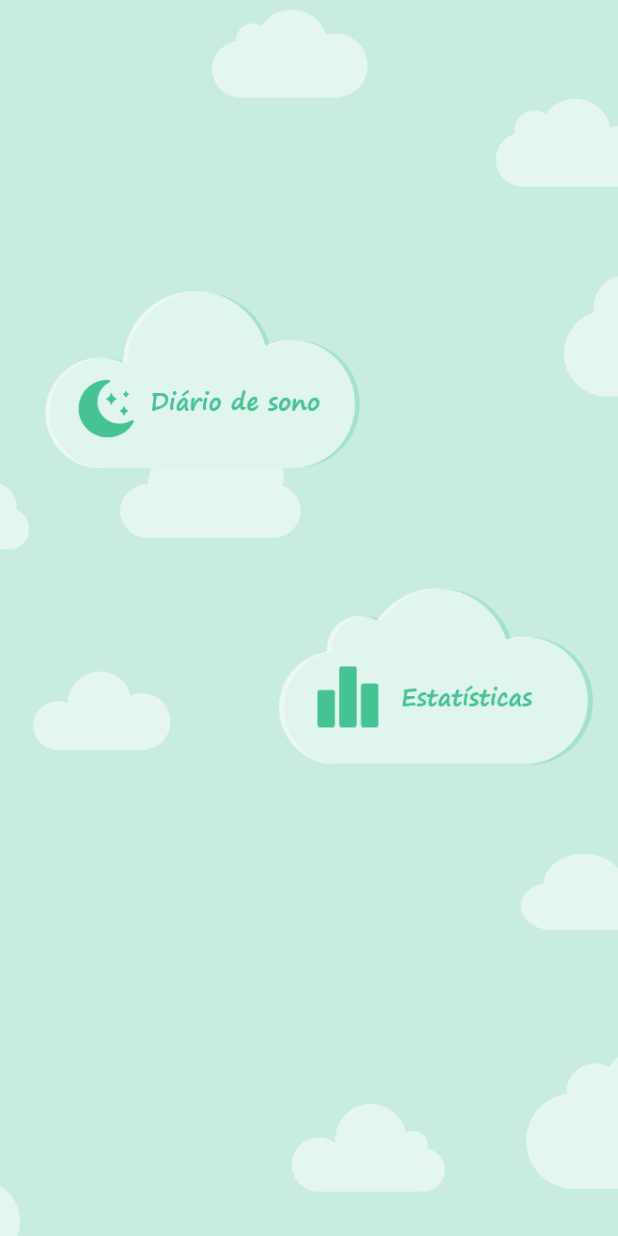
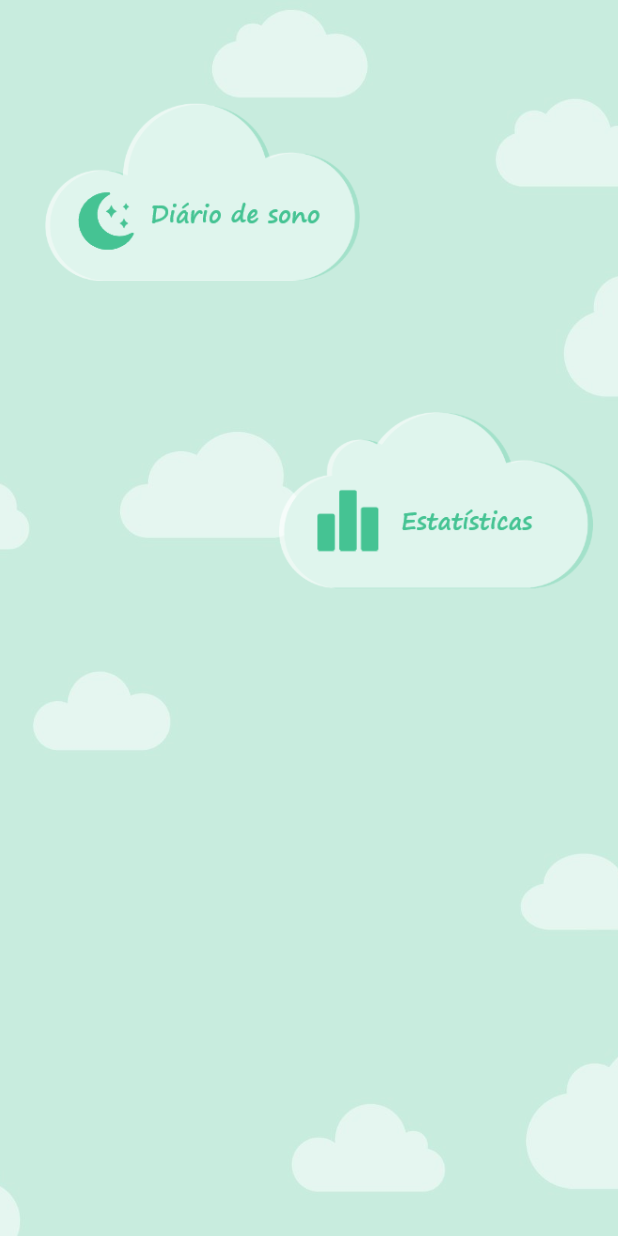
Before and after one commit to iolandarosa7/Nutriclock_app, a Flutter app: the SleepFragment screen opened directly, on a phone screen of 412 x 824 dp. Run offline on Flutter 3.47's test engine with Material 2 defaults, Android fonts, the phone set to English and light mode, and no system bars; our stand-ins replace badges, bubble, firebase_core, firebase_messaging, flutter_typeahead, image_picker and 6 more; missing offline and left inert: dart:ffi, loading, multiselect_formfield, syncfusion_localizations; accounts and stored records are empty; network calls fail.

Commit message:
Change clouds display

```diff
--- a/lib/screens/navigation/sleep/SleepFragment.dart
+++ b/lib/screens/navigation/sleep/SleepFragment.dart
@@ -4,10 +4,11 @@ import 'package:flutter/cupertino.dart';
 import 'package:flutter/material.dart';
 import 'package:nutriclock_app/constants/constants.dart';
 import 'package:nutriclock_app/network_utils/api.dart';
-import 'package:nutriclock_app/screens/navigation/sleep/SleepCalendarFragment.dart';
-import 'package:nutriclock_app/screens/navigation/sleep/SleepTipFragment.dart';
+import 'package:nutriclock_app/utils/AppWidget.dart';
 
+import 'SleepCalendarFragment.dart';
 import 'SleepStatsFragment.dart';
+import 'SleepTipFragment.dart';
 
 class SleepFragment extends StatefulWidget {
   @override
@@ -37,29 +38,23 @@ class _SleepFragmentState extends State<SleepFragment> {
 
   @override
   Widget build(BuildContext context) {
-    return Container(
-      width: double.infinity,
-      height: double.infinity,
-      decoration: BoxDecoration(
-        image: DecorationImage(
-          image: AssetImage("assets/images/bg_sleep.jpg"),
-          fit: BoxFit.cover,
-        ),
-      ),
-      child: Center(
-        child: SingleChildScrollView(
+    return Scaffold(
+      body: AppWidget().getImageContainer(
+        "assets/images/bg_sleep.jpg",
+        false,
+        Stack(
+          children: [
+            Positioned(
               child: Padding(
-            padding: EdgeInsets.only(left: 30, right: 16),
-            child: Column(
-              mainAxisAlignment: MainAxisAlignment.center,
-              crossAxisAlignment: CrossAxisAlignment.start,
-              children: [
-                GestureDetector(
+                padding: EdgeInsets.only(
+                    top: MediaQuery.of(context).size.height < 600 ? 0: MediaQuery.of(context).size.height / 12, left: 30),
+                child: GestureDetector(
                   onTap: () {
                     Navigator.push(
                       context,
                       MaterialPageRoute(
-                          builder: (context) => SleepCalendarFragment()),
+                        builder: (context) => SleepCalendarFragment(),
+                      ),
                     );
                   },
                   child: Image(
@@ -67,14 +62,14 @@ class _SleepFragmentState extends State<SleepFragment> {
                     width: 210,
                   ),
                 ),
-                SizedBox(
-                  height: 80,
               ),
-                Row(
-                  mainAxisAlignment: MainAxisAlignment.end,
-                  crossAxisAlignment: CrossAxisAlignment.center,
-                  children: [
-                    GestureDetector(
+            ),
+            Positioned(
+              right: 0,
+              child: Padding(
+                padding: EdgeInsets.only(
+                    top: MediaQuery.of(context).size.height < 600 ? MediaQuery.of(context).size.height / 4: MediaQuery.of(context).size.height / 3, right: 16),
+                child: GestureDetector(
                   onTap: () {
                     Navigator.push(
                       context,
@@ -87,18 +82,22 @@ class _SleepFragmentState extends State<SleepFragment> {
                     width: 210,
                   ),
                 ),
-                  ],
               ),
-                SizedBox(
-                  height: 20,
             ),
-                _showTips
+            Positioned(
+              bottom: 0,
+              child: Padding(
+                padding: EdgeInsets.only(
+                    bottom: MediaQuery.of(context).size.height < 600 ? 0: MediaQuery.of(context).size.height / 12, left: 16
+                ),
+                child: _showTips
                     ? GestureDetector(
                         onTap: () {
                           Navigator.push(
                             context,
                             MaterialPageRoute(
-                                builder: (context) => SleepTipFragment()),
+                              builder: (context) => SleepTipFragment(),
+                            ),
                           );
                         },
                         child: Image(
@@ -109,9 +108,9 @@ class _SleepFragmentState extends State<SleepFragment> {
                     : SizedBox(
                         height: 100,
                       ),
-              ],
               ),
             ),
+          ],
         ),
       ),
     );
```
Lines whose indentation alone changed are shown as unchanged.
